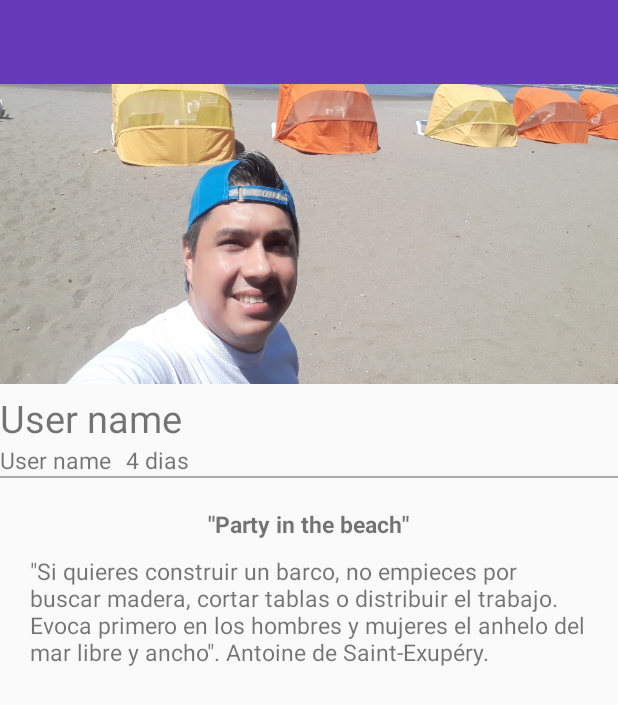
After one commit to nadirss14/msn, an Android app: the ImageDetailActivity screen opened directly, with no data from a screen before it, on a phone screen of 412 x 824 dp. The commit adds this screen. Shown: the top 705 px of the screen. Run offline under Robolectric (Android 15) with nearby library versions, the phone set to English and light mode, and no system bars.

Commit message:
Implemetacion de Picasso y creacion del activity ImageDetail

```diff
--- a/app/build.gradle
+++ b/app/build.gradle
@@ -26,6 +26,7 @@ dependencies {
     implementation 'com.android.support:cardview-v7:28.0.0'
     implementation 'com.android.support:support-v4:28.0.0'
     implementation 'com.android.support:recyclerview-v7:28.0.0'
+    implementation 'com.squareup.picasso:picasso:2.71828'
     testImplementation 'junit:junit:4.12'
     androidTestImplementation 'com.android.support.test:runner:1.0.2'
     androidTestImplementation 'com.android.support.test.espresso:espresso-core:3.0.2'
--- a/app/src/main/AndroidManifest.xml
+++ b/app/src/main/AndroidManifest.xml
@@ -1,6 +1,8 @@
 <?xml version="1.0" encoding="utf-8"?>
 <manifest xmlns:android="http://schemas.android.com/apk/res/android"
     package="com.nadirss14.msn">
+
+    <uses-permission android:name="android.permission.INTERNET" />
 
     <application
         android:allowBackup="true"
@@ -9,7 +11,8 @@
         android:roundIcon="@mipmap/ic_launcher_round"
         android:supportsRtl="true"
         android:theme="@style/AppTheme">
-        <activity android:name=".views.ContainerActivity"></activity>
+        <activity android:name=".views.ImageDetailActivity"></activity>
+        <activity android:name=".views.ContainerActivity" />
         <activity
             android:name=".LoginActivity"
             android:label="@string/app_name"
@@ -27,7 +30,6 @@
                 android:name="android.support.PARENT_ACTIVITY"
                 android:value=".LoginActivity" />
         </activity>
-        <user-permission android:name="android.permission.INTERNET" />
     </application>
 
 </manifest>
--- a/app/src/main/java/com/nadirss14/msn/adapter/RecyclerViewAdapter.java
+++ b/app/src/main/java/com/nadirss14/msn/adapter/RecyclerViewAdapter.java
@@ -14,6 +14,7 @@ import android.widget.TextView;
 
 import com.nadirss14.msn.R;
 import com.nadirss14.msn.model.SimpleCard;
+import com.squareup.picasso.Picasso;
 
 import java.net.URL;
 import java.util.ArrayList;
@@ -50,7 +51,8 @@ public class RecyclerViewAdapter extends RecyclerView.Adapter<RecyclerViewAdapte
         _myViewHolder._first_word.setText(simpleCard.getFirst_word());
         _myViewHolder._num_like.setText(simpleCard.getNum_like());
         _myViewHolder._time_img.setText(simpleCard.getTime_img());
-      // _myViewHolder._img_card.setImageURI (new );
+        Picasso.get().load(simpleCard.getImg_card()).into(_myViewHolder._img_card);
+
 
     }
 
--- /dev/null
+++ b/app/src/main/java/com/nadirss14/msn/views/ImageDetailActivity.java
@@ -0,0 +1,15 @@
+package com.nadirss14.msn.views;
+
+import android.support.v7.app.AppCompatActivity;
+import android.os.Bundle;
+
+import com.nadirss14.msn.R;
+
+public class ImageDetailActivity extends AppCompatActivity {
+
+    @Override
+    protected void onCreate(Bundle savedInstanceState) {
+        super.onCreate(savedInstanceState);
+        setContentView(R.layout.activity_image_detail);
+    }
+}
--- /dev/null
+++ b/app/src/main/res/layout/activity_image_detail.xml
@@ -0,0 +1,120 @@
+<?xml version="1.0" encoding="utf-8"?>
+<android.support.design.widget.CoordinatorLayout
+    xmlns:android="http://schemas.android.com/apk/res/android"
+    xmlns:app="http://schemas.android.com/apk/res-auto"
+    xmlns:tools="http://schemas.android.com/tools"
+    android:layout_width="match_parent"
+    android:layout_height="match_parent"
+    android:fitsSystemWindows="true"
+    tools:context=".views.ImageDetailActivity">
+
+    <android.support.design.widget.AppBarLayout
+        android:id="@+id/app_bar"
+        android:layout_width="match_parent"
+        android:layout_height="@dimen/app_bar_layout_height"
+        android:theme="@style/ThemeOverlay.AppCompat.Dark.ActionBar">
+
+        <android.support.design.widget.CollapsingToolbarLayout
+            android:id="@+id/collapsing_tollbar"
+            android:layout_width="match_parent"
+            android:layout_height="match_parent"
+            app:layout_scrollFlags="scroll|exitUntilCollapsed"
+            app:contentScrim="@color/colorPrimary"
+            >
+        <ImageView
+            android:id="@+id/img_header"
+            android:layout_width="match_parent"
+            android:layout_height="match_parent"
+            android:scaleType="centerCrop"
+            android:background="@drawable/beach_nadir"
+            app:layout_collapseMode="parallax"
+            />
+
+
+        <android.support.v7.widget.Toolbar
+            android:id="@+id/toolbar"
+            android:layout_width="match_parent"
+            android:layout_height="?attr/actionBarSize"
+            android:background="?attr/colorPrimary"
+            app:popupTheme="@style/ThemeOverlay.AppCompat.Light"
+            app:layout_collapseMode="pin"/>
+
+
+
+        </android.support.design.widget.CollapsingToolbarLayout>
+    </android.support.design.widget.AppBarLayout>
+
+    <android.support.v4.widget.NestedScrollView
+        android:layout_width="match_parent"
+        android:layout_height="match_parent"
+        app:layout_behavior="@string/appbar_scrolling_view_behavior"
+        >
+
+        <LinearLayout
+            android:layout_width="match_parent"
+            android:layout_height="match_parent"
+            android:orientation="vertical"
+            android:paddingTop="@dimen/margin_5dp"
+            >
+            <TextView
+                android:id="@+id/card_title"
+                android:layout_width="match_parent"
+                android:layout_height="wrap_content"
+                android:text="@string/login_user_name"
+
+                android:textSize="@dimen/txtsize_25sp"
+                />
+
+            <LinearLayout
+                android:layout_width="wrap_content"
+                android:layout_height="match_parent"
+                android:orientation="horizontal">
+
+                <TextView
+                    android:id="@+id/first_word"
+                    android:layout_width="match_parent"
+                    android:layout_height="wrap_content"
+                    android:text="@string/login_user_name"
+                    android:textSize="@dimen/txtsize_15sp"
+                    />
+
+                <TextView
+                    android:id="@+id/time_img"
+                    android:layout_width="match_parent"
+                    android:layout_height="wrap_content"
+                    android:text="@string/txt_time_card"
+                    android:textSize="@dimen/txtsize_15sp"
+                    android:layout_marginLeft="@dimen/margin_10dp"
+                    />
+            </LinearLayout>
+            <View
+                android:layout_width="match_parent"
+                android:layout_height="1dp"
+                android:background="@android:color/darker_gray"
+                />
+            <TextView
+                android:id="@+id/title_img"
+                android:layout_width="wrap_content"
+                android:layout_height="wrap_content"
+                android:text="@string/txt_title_image"
+                android:textSize="@dimen/txtsize_15sp"
+                android:layout_gravity="center_horizontal"
+                android:textStyle="bold"
+                android:paddingTop="@dimen/margin_20dp"
+                />
+
+            <TextView
+                android:id="@+id/txt_content_img"
+                android:layout_width="wrap_content"
+                android:layout_height="wrap_content"
+                android:text="@string/txt_content_image"
+                android:textSize="@dimen/txtsize_15sp"
+                android:layout_gravity="center_horizontal"
+                android:paddingTop="@dimen/margin_10dp"
+                android:paddingLeft="@dimen/margin_20dp"
+                android:paddingRight="@dimen/margin_20dp"
+                />
+        </LinearLayout>
+
+    </android.support.v4.widget.NestedScrollView>
+</android.support.design.widget.CoordinatorLayout>
--- a/app/src/main/res/layout/cardview_simple.xml
+++ b/app/src/main/res/layout/cardview_simple.xml
@@ -15,7 +15,7 @@
             android:id="@+id/img_card"
             android:layout_width="match_parent"
             android:layout_height="@dimen/card_height_200dp"
-            android:background="@drawable/beach_nadir"
+
             android:scaleType="centerCrop"
             />
         <LinearLayout
--- a/app/src/main/res/layout/fragment_search_card.xml
+++ b/app/src/main/res/layout/fragment_search_card.xml
@@ -10,7 +10,7 @@
         android:layout_height="wrap_content"
         android:orientation="horizontal">
 
-        <android.support.design.button.MaterialButton
+        <Button
             android:id="@+id/btn_search"
             android:layout_width="60dp"
             android:layout_height="60dp"
--- a/app/src/main/res/values/dimens.xml
+++ b/app/src/main/res/values/dimens.xml
@@ -11,4 +11,5 @@
     <dimen name="txtsize_25sp">25sp</dimen>
     <dimen name="txtsize_15sp">15sp</dimen>
     <dimen name="margin_5dp">5dp</dimen>
+    <dimen name="app_bar_layout_height">256dp</dimen>
 </resources>
--- a/app/src/main/res/values/strings.xml
+++ b/app/src/main/res/values/strings.xml
@@ -22,5 +22,7 @@
     <string name="menu_option_home">Home</string>
     <string name="menu_option_profile">Profile</string>
     <string name="menu_option_search">Search</string>
+    <string name="txt_title_image">\"Party in the beach\"</string>
+    <string name="txt_content_image">\"Si quieres construir un barco, no empieces por buscar madera, cortar tablas o distribuir el trabajo. Evoca primero en los hombres y mujeres el anhelo del mar libre y ancho\". <bold>Antoine de Saint-Exupéry.</bold></string>
 
 </resources>
```
Also changed, not shown: 1 other file.
